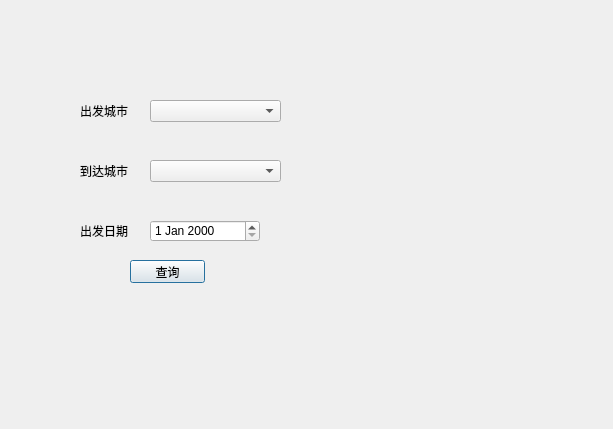
Before: the Qt Designer form findflight.ui in Dansheng/FlightSystem, drawn with Qt 5.
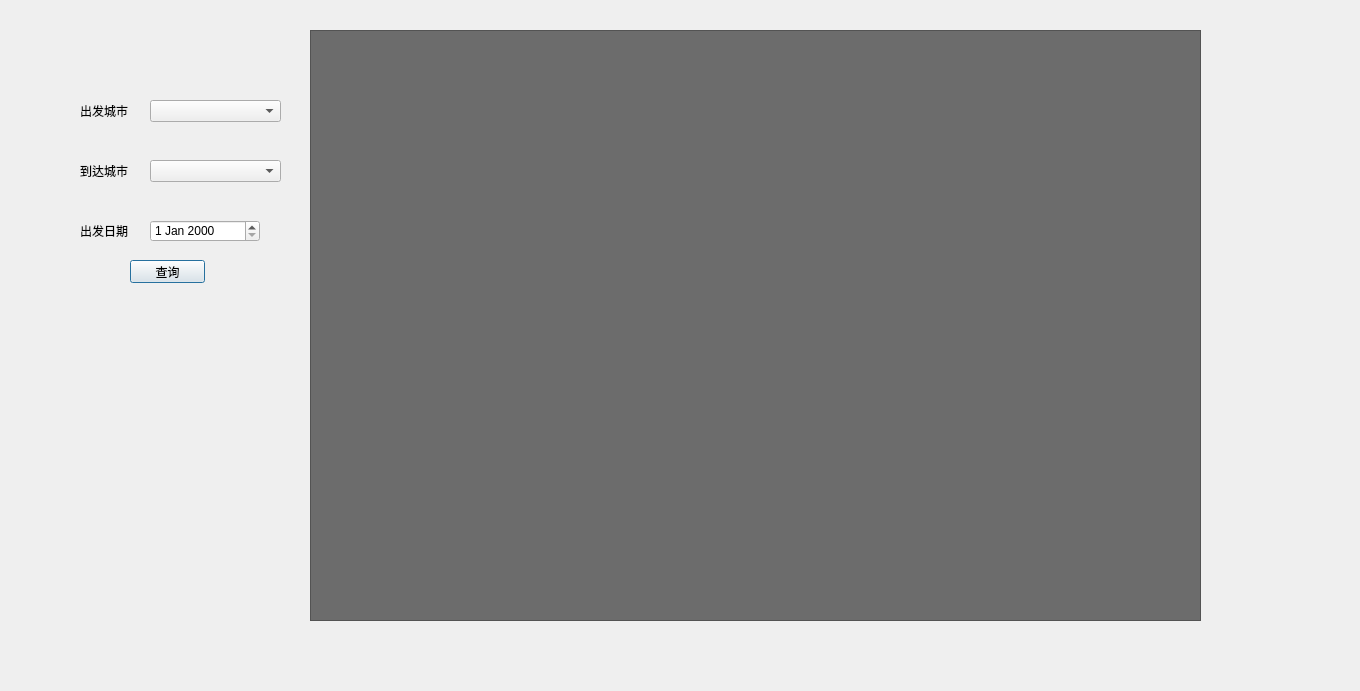
After: the same form once the commit is applied.

The edit to the form file:
```diff
--- a/findflight.ui
+++ b/findflight.ui
@@ -6,14 +6,20 @@
    <rect>
     <x>0</x>
     <y>0</y>
-    <width>613</width>
-    <height>429</height>
+    <width>1360</width>
+    <height>691</height>
    </rect>
   </property>
   <property name="windowTitle">
    <string>Dialog</string>
   </property>
-  <widget class="QLabel" name="label">
+  <property name="styleSheet">
+   <string notr="true">#TableView{
+	color:white;
+    background-color: rgb(108, 108, 108);
+}</string>
+  </property>
+  <widget class="QLabel" name="CityStart_Label">
    <property name="geometry">
     <rect>
      <x>80</x>
@@ -98,6 +104,19 @@
     <string>出发日期</string>
    </property>
   </widget>
+  <widget class="QTableView" name="TableView">
+   <property name="geometry">
+    <rect>
+     <x>310</x>
+     <y>30</y>
+     <width>891</width>
+     <height>591</height>
+    </rect>
+   </property>
+   <property name="styleSheet">
+    <string notr="true"/>
+   </property>
+  </widget>
  </widget>
  <resources/>
  <connections/>
```
Left out of the diff: 10 changed lines with no effect on the pictures.
